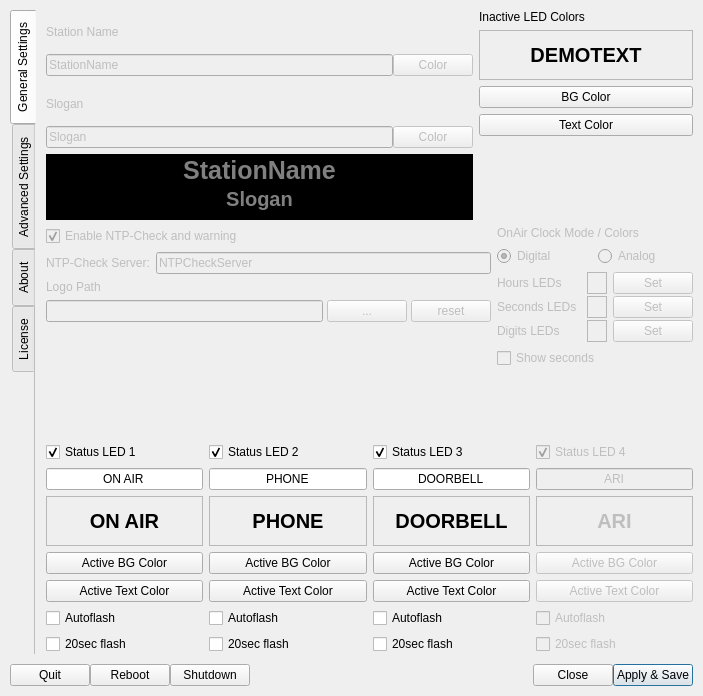
Before: the Qt Designer form settings.ui in saschaludwig/OnAirScreen, drawn with Qt 5.
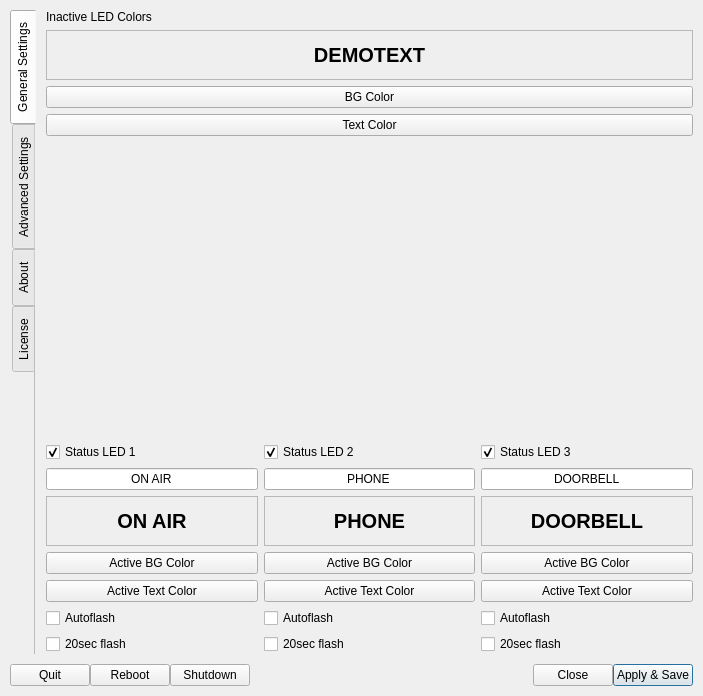
After: the same form once the commit is applied. Icons and pictures are not drawn.

Patch:
```diff
--- a/settings.ui
+++ b/settings.ui
@@ -147,358 +147,7 @@
         <number>0</number>
        </property>
        <item row="0" column="0">
-        <layout class="QHBoxLayout" name="horizontalLayout_7" stretch="2,1">
-         <item>
-          <layout class="QVBoxLayout" name="verticalLayout_3">
-           <item>
-            <layout class="QVBoxLayout" name="verticalLayout">
-             <property name="spacing">
-              <number>0</number>
-             </property>
-             <item>
-              <widget class="QLabel" name="label">
-               <property name="enabled">
-                <bool>false</bool>
-               </property>
-               <property name="text">
-                <string>Station Name</string>
-               </property>
-               <property name="buddy">
-                <cstring>StationName</cstring>
-               </property>
-              </widget>
-             </item>
-             <item>
-              <layout class="QHBoxLayout" name="horizontalLayout_2">
-               <item>
-                <widget class="QLineEdit" name="StationName">
-                 <property name="enabled">
-                  <bool>false</bool>
-                 </property>
-                 <property name="text">
-                  <string>StationName</string>
-                 </property>
-                </widget>
-               </item>
-               <item>
-                <widget class="QPushButton" name="StationNameColor">
-                 <property name="enabled">
-                  <bool>false</bool>
-                 </property>
-                 <property name="sizePolicy">
-                  <sizepolicy hsizetype="Minimum" vsizetype="Fixed">
-                   <horstretch>0</horstretch>
-                   <verstretch>0</verstretch>
-                  </sizepolicy>
-                 </property>
-                 <property name="text">
-                  <string>Color</string>
-                 </property>
-                </widget>
-               </item>
-              </layout>
-             </item>
-            </layout>
-           </item>
-           <item>
-            <layout class="QVBoxLayout" name="verticalLayout_2">
-             <property name="spacing">
-              <number>0</number>
-             </property>
-             <item>
-              <widget class="QLabel" name="label_2">
-               <property name="enabled">
-                <bool>false</bool>
-               </property>
-               <property name="text">
-                <string>Slogan</string>
-               </property>
-               <property name="buddy">
-                <cstring>Slogan</cstring>
-               </property>
-              </widget>
-             </item>
-             <item>
-              <layout class="QHBoxLayout" name="horizontalLayout_3">
-               <item>
-                <widget class="QLineEdit" name="Slogan">
-                 <property name="enabled">
-                  <bool>false</bool>
-                 </property>
-                 <property name="text">
-                  <string>Slogan</string>
-                 </property>
-                </widget>
-               </item>
-               <item>
-                <widget class="QPushButton" name="SloganColor">
-                 <property name="enabled">
-                  <bool>false</bool>
-                 </property>
-                 <property name="sizePolicy">
-                  <sizepolicy hsizetype="Minimum" vsizetype="Fixed">
-                   <horstretch>0</horstretch>
-                   <verstretch>0</verstretch>
-                  </sizepolicy>
-                 </property>
-                 <property name="text">
-                  <string>Color</string>
-                 </property>
-                </widget>
-               </item>
-              </layout>
-             </item>
-            </layout>
-           </item>
-           <item>
-            <layout class="QVBoxLayout" name="nameDemoLayout">
-             <property name="spacing">
-              <number>0</number>
-             </property>
-             <item>
-              <widget class="QLabel" name="StationNameDemo">
-               <property name="enabled">
-                <bool>false</bool>
-               </property>
-               <property name="minimumSize">
-                <size>
-                 <width>0</width>
-                 <height>30</height>
-                </size>
-               </property>
-               <property name="palette">
-                <palette>
-                 <active>
-                  <colorrole role="WindowText">
-                   <brush brushstyle="SolidPattern">
-                    <color alpha="255">
-                     <red>255</red>
-                     <green>255</green>
-                     <blue>255</blue>
-                    </color>
-                   </brush>
-                  </colorrole>
-                  <colorrole role="Base">
-                   <brush brushstyle="SolidPattern">
-                    <color alpha="255">
-                     <red>255</red>
-                     <green>255</green>
-                     <blue>255</blue>
-                    </color>
-                   </brush>
-                  </colorrole>
-                  <colorrole role="Window">
-                   <brush brushstyle="SolidPattern">
-                    <color alpha="255">
-                     <red>0</red>
-                     <green>0</green>
-                     <blue>0</blue>
-                    </color>
-                   </brush>
-                  </colorrole>
-                 </active>
-                 <inactive>
-                  <colorrole role="WindowText">
-                   <brush brushstyle="SolidPattern">
-                    <color alpha="255">
-                     <red>255</red>
-                     <green>255</green>
-                     <blue>255</blue>
-                    </color>
-                   </brush>
-                  </colorrole>
-                  <colorrole role="Base">
-                   <brush brushstyle="SolidPattern">
-                    <color alpha="255">
-                     <red>255</red>
-                     <green>255</green>
-                     <blue>255</blue>
-                    </color>
-                   </brush>
-                  </colorrole>
-                  <colorrole role="Window">
-                   <brush brushstyle="SolidPattern">
-                    <color alpha="255">
-                     <red>0</red>
-                     <green>0</green>
-                     <blue>0</blue>
-                    </color>
-                   </brush>
-                  </colorrole>
-                 </inactive>
-                 <disabled>
-                  <colorrole role="WindowText">
-                   <brush brushstyle="SolidPattern">
-                    <color alpha="255">
-                     <red>128</red>
-                     <green>128</green>
-                     <blue>128</blue>
-                    </color>
-                   </brush>
-                  </colorrole>
-                  <colorrole role="Base">
-                   <brush brushstyle="SolidPattern">
-                    <color alpha="255">
-                     <red>0</red>
-                     <green>0</green>
-                     <blue>0</blue>
-                    </color>
-                   </brush>
-                  </colorrole>
-                  <colorrole role="Window">
-                   <brush brushstyle="SolidPattern">
-                    <color alpha="255">
-                     <red>0</red>
-                     <green>0</green>
-                     <blue>0</blue>
-                    </color>
-                   </brush>
-                  </colorrole>
-                 </disabled>
-                </palette>
-               </property>
-               <property name="font">
-                <font>
-                 <pointsize>19</pointsize>
-                 <weight>75</weight>
-                 <bold>true</bold>
-                </font>
-               </property>
-               <property name="autoFillBackground">
-                <bool>true</bool>
-               </property>
-               <property name="text">
-                <string>StationName</string>
-               </property>
-               <property name="alignment">
-                <set>Qt::AlignCenter</set>
-               </property>
-              </widget>
-             </item>
-             <item>
-              <widget class="QLabel" name="SloganDemo">
-               <property name="enabled">
-                <bool>false</bool>
-               </property>
-               <property name="palette">
-                <palette>
-                 <active>
-                  <colorrole role="WindowText">
-                   <brush brushstyle="SolidPattern">
-                    <color alpha="255">
-                     <red>255</red>
-                     <green>255</green>
-                     <blue>255</blue>
-                    </color>
-                   </brush>
-                  </colorrole>
-                  <colorrole role="Base">
-                   <brush brushstyle="SolidPattern">
-                    <color alpha="255">
-                     <red>255</red>
-                     <green>255</green>
-                     <blue>255</blue>
-                    </color>
-                   </brush>
-                  </colorrole>
-                  <colorrole role="Window">
-                   <brush brushstyle="SolidPattern">
-                    <color alpha="255">
-                     <red>0</red>
-                     <green>0</green>
-                     <blue>0</blue>
-                    </color>
-                   </brush>
-                  </colorrole>
-                 </active>
-                 <inactive>
-                  <colorrole role="WindowText">
-                   <brush brushstyle="SolidPattern">
-                    <color alpha="255">
-                     <red>255</red>
-                     <green>255</green>
-                     <blue>255</blue>
-                    </color>
-                   </brush>
-                  </colorrole>
-                  <colorrole role="Base">
-                   <brush brushstyle="SolidPattern">
-                    <color alpha="255">
-                     <red>255</red>
-                     <green>255</green>
-                     <blue>255</blue>
-                    </color>
-                   </brush>
-                  </colorrole>
-                  <colorrole role="Window">
-                   <brush brushstyle="SolidPattern">
-                    <color alpha="255">
-                     <red>0</red>
-                     <green>0</green>
-                     <blue>0</blue>
-                    </color>
-                   </brush>
-                  </colorrole>
-                 </inactive>
-                 <disabled>
-                  <colorrole role="WindowText">
-                   <brush brushstyle="SolidPattern">
-                    <color alpha="255">
-                     <red>128</red>
-                     <green>128</green>
-                     <blue>128</blue>
-                    </color>
-                   </brush>
-                  </colorrole>
-                  <colorrole role="Base">
-                   <brush brushstyle="SolidPattern">
-                    <color alpha="255">
-                     <red>0</red>
-                     <green>0</green>
-                     <blue>0</blue>
-                    </color>
-                   </brush>
-                  </colorrole>
-                  <colorrole role="Window">
-                   <brush brushstyle="SolidPattern">
-                    <color alpha="255">
-                     <red>0</red>
-                     <green>0</green>
-                     <blue>0</blue>
-                    </color>
-                   </brush>
-                  </colorrole>
-                 </disabled>
-                </palette>
-               </property>
-               <property name="font">
-                <font>
-                 <pointsize>15</pointsize>
-                 <weight>75</weight>
-                 <bold>true</bold>
-                </font>
-               </property>
-               <property name="autoFillBackground">
-                <bool>true</bool>
-               </property>
-               <property name="text">
-                <string>Slogan</string>
-               </property>
-               <property name="alignment">
-                <set>Qt::AlignHCenter|Qt::AlignTop</set>
-               </property>
-               <property name="wordWrap">
-                <bool>false</bool>
-               </property>
-               <property name="margin">
-                <number>4</number>
-               </property>
-              </widget>
-             </item>
-            </layout>
-           </item>
-          </layout>
-         </item>
+        <layout class="QHBoxLayout" name="horizontalLayout_7" stretch="1">
          <item>
           <layout class="QVBoxLayout" name="verticalLayout_9">
            <item>
@@ -572,339 +221,7 @@
         </layout>
        </item>
        <item row="1" column="0">
-        <layout class="QHBoxLayout" name="horizontalLayout_8">
-         <item>
-          <layout class="QVBoxLayout" name="verticalLayout_4">
-           <item>
-            <widget class="QCheckBox" name="checkBox_NTPCheck">
-             <property name="enabled">
-              <bool>false</bool>
-             </property>
-             <property name="text">
-              <string>Enable NTP-Check and warning</string>
-             </property>
-             <property name="checked">
-              <bool>true</bool>
-             </property>
-            </widget>
-           </item>
-           <item>
-            <layout class="QHBoxLayout" name="horizontalLayout_12">
-             <item>
-              <widget class="QLabel" name="label_16">
-               <property name="enabled">
-                <bool>false</bool>
-               </property>
-               <property name="text">
-                <string>NTP-Check Server:</string>
-               </property>
-              </widget>
-             </item>
-             <item>
-              <widget class="QLineEdit" name="NTPCheckServer">
-               <property name="enabled">
-                <bool>false</bool>
-               </property>
-               <property name="toolTip">
-                <string>&lt;html&gt;&lt;head/&gt;&lt;body&gt;&lt;p&gt;&lt;span style=&quot; font-size:11pt;&quot;&gt;pool.ntp.org is unreliable from time to time, it is adviced to use/install a timeserver that is in your local network and which is always available&lt;/span&gt;&lt;/p&gt;&lt;/body&gt;&lt;/html&gt;</string>
-               </property>
-               <property name="text">
-                <string>NTPCheckServer</string>
-               </property>
-              </widget>
-             </item>
-            </layout>
-           </item>
-           <item>
-            <widget class="QLabel" name="label_17">
-             <property name="enabled">
-              <bool>false</bool>
-             </property>
-             <property name="text">
-              <string>Logo Path</string>
-             </property>
-            </widget>
-           </item>
-           <item>
-            <layout class="QHBoxLayout" name="horizontalLayout_13">
-             <property name="spacing">
-              <number>4</number>
-             </property>
-             <item>
-              <widget class="QLineEdit" name="logoPath">
-               <property name="enabled">
-                <bool>false</bool>
-               </property>
-              </widget>
-             </item>
-             <item>
-              <widget class="QPushButton" name="logoButton">
-               <property name="enabled">
-                <bool>false</bool>
-               </property>
-               <property name="text">
-                <string>...</string>
-               </property>
-              </widget>
-             </item>
-             <item>
-              <widget class="QPushButton" name="resetLogoButton">
-               <property name="enabled">
-                <bool>false</bool>
-               </property>
-               <property name="text">
-                <string>reset</string>
-               </property>
-              </widget>
-             </item>
-            </layout>
-           </item>
-           <item>
-            <spacer name="verticalSpacer_4">
-             <property name="orientation">
-              <enum>Qt::Vertical</enum>
-             </property>
-             <property name="sizeHint" stdset="0">
-              <size>
-               <width>20</width>
-               <height>40</height>
-              </size>
-             </property>
-            </spacer>
-           </item>
-          </layout>
-         </item>
-         <item>
-          <layout class="QVBoxLayout" name="verticalLayout_10">
-           <item>
-            <widget class="QLabel" name="label_11">
-             <property name="enabled">
-              <bool>false</bool>
-             </property>
-             <property name="text">
-              <string>OnAir Clock Mode / Colors</string>
-             </property>
-            </widget>
-           </item>
-           <item>
-            <layout class="QHBoxLayout" name="horizontalLayout_9">
-             <item>
-              <widget class="QRadioButton" name="clockDigital">
-               <property name="enabled">
-                <bool>false</bool>
-               </property>
-               <property name="text">
-                <string>Digital</string>
-               </property>
-               <property name="checked">
-                <bool>true</bool>
-               </property>
-              </widget>
-             </item>
-             <item>
-              <widget class="QRadioButton" name="clockAnalog">
-               <property name="enabled">
-                <bool>false</bool>
-               </property>
-               <property name="text">
-                <string>Analog</string>
-               </property>
-              </widget>
-             </item>
-            </layout>
-           </item>
-           <item>
-            <layout class="QFormLayout" name="digitalClockColorForm">
-             <property name="fieldGrowthPolicy">
-              <enum>QFormLayout::FieldsStayAtSizeHint</enum>
-             </property>
-             <property name="labelAlignment">
-              <set>Qt::AlignLeading|Qt::AlignLeft|Qt::AlignVCenter</set>
-             </property>
-             <property name="formAlignment">
-              <set>Qt::AlignLeading|Qt::AlignLeft|Qt::AlignTop</set>
-             </property>
-             <property name="horizontalSpacing">
-              <number>10</number>
-             </property>
-             <property name="verticalSpacing">
-              <number>2</number>
-             </property>
-             <item row="0" column="0">
-              <widget class="QLabel" name="hoursLEDsLabel">
-               <property name="enabled">
-                <bool>false</bool>
-               </property>
-               <property name="text">
-                <string>Hours LEDs</string>
-               </property>
-              </widget>
-             </item>
-             <item row="0" column="1">
-              <layout class="QHBoxLayout" name="horizontalLayout_6">
-               <property name="spacing">
-                <number>6</number>
-               </property>
-               <item>
-                <widget class="QFrame" name="DigitalHourColor">
-                 <property name="enabled">
-                  <bool>false</bool>
-                 </property>
-                 <property name="minimumSize">
-                  <size>
-                   <width>20</width>
-                   <height>20</height>
-                  </size>
-                 </property>
-                 <property name="autoFillBackground">
-                  <bool>true</bool>
-                 </property>
-                 <property name="frameShape">
-                  <enum>QFrame::StyledPanel</enum>
-                 </property>
-                 <property name="frameShadow">
-                  <enum>QFrame::Raised</enum>
-                 </property>
-                </widget>
-               </item>
-               <item>
-                <widget class="QPushButton" name="DigitalHourColorButton">
-                 <property name="enabled">
-                  <bool>false</bool>
-                 </property>
-                 <property name="text">
-                  <string>Set</string>
-                 </property>
-                </widget>
-               </item>
-              </layout>
-             </item>
-             <item row="2" column="0">
-              <widget class="QLabel" name="secondsLEDsLabel">
-               <property name="enabled">
-                <bool>false</bool>
-               </property>
-               <property name="text">
-                <string>Seconds LEDs</string>
-               </property>
-              </widget>
-             </item>
-             <item row="2" column="1">
-              <layout class="QHBoxLayout" name="horizontalLayout_10">
-               <property name="spacing">
-                <number>6</number>
-               </property>
-               <item>
-                <widget class="QFrame" name="DigitalSecondColor">
-                 <property name="enabled">
-                  <bool>false</bool>
-                 </property>
-                 <property name="minimumSize">
-                  <size>
-                   <width>20</width>
-                   <height>20</height>
-                  </size>
-                 </property>
-                 <property name="autoFillBackground">
-                  <bool>true</bool>
-                 </property>
-                 <property name="frameShape">
-                  <enum>QFrame::StyledPanel</enum>
-                 </property>
-                 <property name="frameShadow">
-                  <enum>QFrame::Raised</enum>
-                 </property>
-                </widget>
-               </item>
-               <item>
-                <widget class="QPushButton" name="DigitalSecondColorButton">
-                 <property name="enabled">
-                  <bool>false</bool>
-                 </property>
-                 <property name="text">
-                  <string>Set</string>
-                 </property>
-                </widget>
-               </item>
-              </layout>
-             </item>
-             <item row="3" column="0">
-              <widget class="QLabel" name="digitsLEDsLabel">
-               <property name="enabled">
-                <bool>false</bool>
-               </property>
-               <property name="text">
-                <string>Digits LEDs</string>
-               </property>
-              </widget>
-             </item>
-             <item row="3" column="1">
-              <layout class="QHBoxLayout" name="horizontalLayout_11">
-               <property name="spacing">
-                <number>6</number>
-               </property>
-               <item>
-                <widget class="QFrame" name="DigitalDigitColor">
-                 <property name="enabled">
-                  <bool>false</bool>
-                 </property>
-                 <property name="minimumSize">
-                  <size>
-                   <width>20</width>
-                   <height>20</height>
-                  </size>
-                 </property>
-                 <property name="autoFillBackground">
-                  <bool>true</bool>
-                 </property>
-                 <property name="frameShape">
-                  <enum>QFrame::StyledPanel</enum>
-                 </property>
-                 <property name="frameShadow">
-                  <enum>QFrame::Raised</enum>
-                 </property>
-                </widget>
-               </item>
-               <item>
-                <widget class="QPushButton" name="DigitalDigitColorButton">
-                 <property name="enabled">
-                  <bool>false</bool>
-                 </property>
-                 <property name="text">
-                  <string>Set</string>
-                 </property>
-                </widget>
-               </item>
-              </layout>
-             </item>
-            </layout>
-           </item>
-           <item>
-            <widget class="QCheckBox" name="showSeconds">
-             <property name="enabled">
-              <bool>false</bool>
-             </property>
-             <property name="text">
-              <string>Show seconds</string>
-             </property>
-            </widget>
-           </item>
-           <item>
-            <spacer name="verticalSpacer_7">
-             <property name="orientation">
-              <enum>Qt::Vertical</enum>
-             </property>
-             <property name="sizeHint" stdset="0">
-              <size>
-               <width>20</width>
-               <height>40</height>
-              </size>
-             </property>
-            </spacer>
-           </item>
-          </layout>
-         </item>
-        </layout>
+        <layout class="QHBoxLayout" name="horizontalLayout_8"/>
        </item>
        <item row="2" column="0">
         <layout class="QHBoxLayout" name="horizontalLayout_5">
@@ -1232,117 +549,6 @@
            </item>
           </layout>
          </item>
-         <item>
-          <layout class="QVBoxLayout" name="verticalLayout_8">
-           <item>
-            <widget class="QCheckBox" name="LED4">
-             <property name="enabled">
-              <bool>false</bool>
-             </property>
-             <property name="text">
-              <string>Status LED 4</string>
-             </property>
-             <property name="checked">
-              <bool>true</bool>
-             </property>
-            </widget>
-           </item>
-           <item>
-            <widget class="QLineEdit" name="LED4Text">
-             <property name="enabled">
-              <bool>false</bool>
-             </property>
-             <property name="minimumSize">
-              <size>
-               <width>0</width>
-               <height>0</height>
-              </size>
-             </property>
-             <property name="text">
-              <string>ARI</string>
-             </property>
-             <property name="alignment">
-              <set>Qt::AlignCenter</set>
-             </property>
-            </widget>
-           </item>
-           <item>
-            <widget class="QLabel" name="LED4Demo">
-             <property name="enabled">
-              <bool>false</bool>
-             </property>
-             <property name="minimumSize">
-              <size>
-               <width>0</width>
-               <height>50</height>
-              </size>
-             </property>
-             <property name="font">
-              <font>
-               <pointsize>15</pointsize>
-               <weight>75</weight>
-               <bold>true</bold>
-              </font>
-             </property>
-             <property name="autoFillBackground">
-              <bool>true</bool>
-             </property>
-             <property name="frameShape">
-              <enum>QFrame::StyledPanel</enum>
-             </property>
-             <property name="text">
-              <string>ARI</string>
-             </property>
-             <property name="alignment">
-              <set>Qt::AlignCenter</set>
-             </property>
-             <property name="margin">
-              <number>10</number>
-             </property>
-            </widget>
-           </item>
-           <item>
-            <widget class="QPushButton" name="LED4BGColor">
-             <property name="enabled">
-              <bool>false</bool>
-             </property>
-             <property name="text">
-              <string>Active BG Color</string>
-             </property>
-            </widget>
-           </item>
-           <item>
-            <widget class="QPushButton" name="LED4FGColor">
-             <property name="enabled">
-              <bool>false</bool>
-             </property>
-             <property name="text">
-              <string>Active Text Color</string>
-             </property>
-            </widget>
-           </item>
-           <item>
-            <widget class="QCheckBox" name="LED4Autoflash">
-             <property name="enabled">
-              <bool>false</bool>
-             </property>
-             <property name="text">
-              <string>Autoflash</string>
-             </property>
-            </widget>
-           </item>
-           <item>
-            <widget class="QCheckBox" name="LED4Timedflash">
-             <property name="enabled">
-              <bool>false</bool>
-             </property>
-             <property name="text">
-              <string>20sec flash</string>
-             </property>
-            </widget>
-           </item>
-          </layout>
-         </item>
         </layout>
        </item>
       </layout>
```
Left out of the diff: 511 changed lines with no effect on the pictures.
